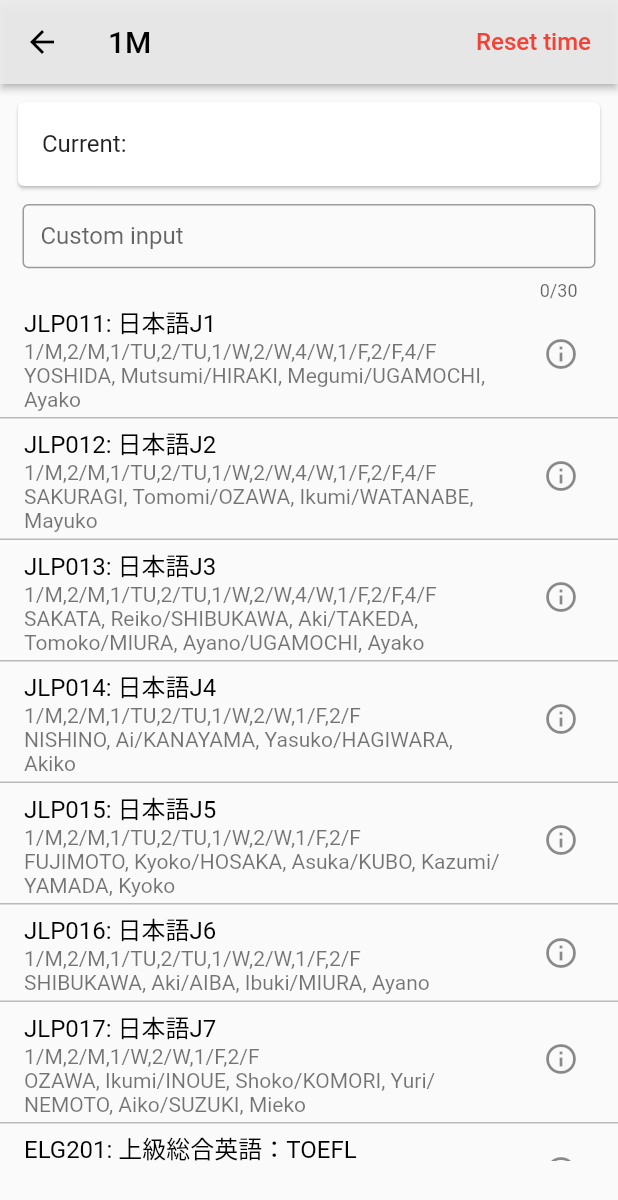
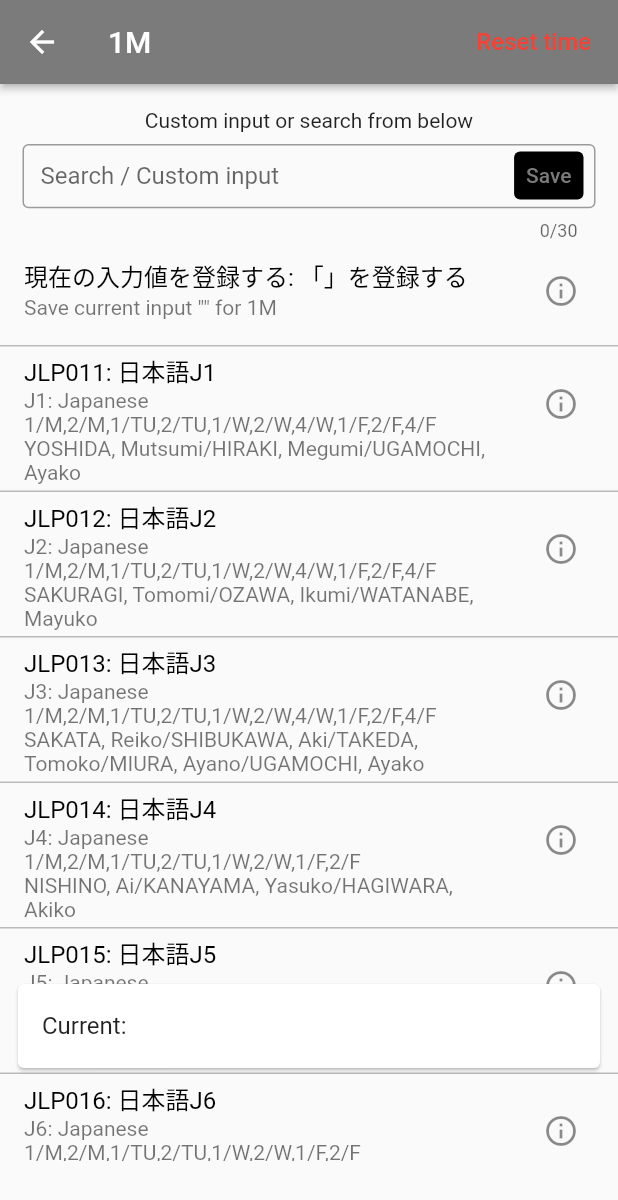
Before and after one commit to RRRGR/ICUApp, a Flutter app: the ChoosePage screen opened directly, on a phone screen of 412 x 824 dp. Shown: the top 1200 px of the screen. Run offline on Flutter 3.47's test engine with Material 2 defaults, Android fonts, the phone set to English and light mode, and no system bars; drawn by our look-alikes of google_mobile_ads; our stand-ins replace cloud_firestore, firebase_auth, firebase_core, flutter_riverpod, google_sign_in, shared_preferences; missing offline and left inert: flutter_cached_pdfview, flutter_inappwebview; accounts and stored records are empty; network calls fail.

Commit message:
Changed UI of choosePage

```diff
--- a/lib/model/constant.dart
+++ b/lib/model/constant.dart
@@ -23,6 +23,7 @@ final chosenYearProvider = StateProvider<String>((ref) => '2022');
 final chosenSeasonProvider = StateProvider<String>((ref) => 'Autumn');
 
 final inputStringProvider = StateProvider<String>((ref) => '');
+final searchBoolProvider = StateProvider<bool>((ref) => true);
 
 final cellFontSizeProvider =
     StateProvider<String>((ref) => '12'); //選択されている年度、学期、フォントサイズの保持
@@ -137,7 +138,7 @@ final TTProvider = StateNotifierProvider<TTNotifier, Map>((ref) {
 
 const MaterialColor materialWhite = MaterialColor(
   //AppBarの色
-  0xEAEAEAEA,
+  0xFF7B7B7B,
   <int, Color>{
     50: Color(0xCCCCCCCC),
     100: Color(0xCCCCCCCC),
--- a/lib/screen/choosepage.dart
+++ b/lib/screen/choosepage.dart
@@ -6,6 +6,7 @@ import 'package:icuapp/model/constant.dart';
 import 'package:icuapp/widgets/choosepage/assignedclasstext.dart';
 import 'package:icuapp/widgets/choosepage/input.dart';
 import 'package:icuapp/widgets/choosepage/showlist.dart';
+import 'dart:developer';
 
 class ChoosePage extends ConsumerStatefulWidget {
   const ChoosePage({Key? key}) : super(key: key);
@@ -29,9 +30,12 @@ class ChoosePageState extends ConsumerState<ChoosePage> {
 
   @override
   Widget build(BuildContext context) {
+    final searchBool = ref.watch(searchBoolProvider);
+    log(searchBool.toString());
     return WillPopScope(
       onWillPop: () {
         ref.read(inputStringProvider.notifier).state = "";
+        ref.read(searchBoolProvider.notifier).state = true;
         Navigator.pop(context);
         return Future.value(false);
       },
@@ -43,10 +47,39 @@ class ChoosePageState extends ConsumerState<ChoosePage> {
         ),
         body: Column(
           children: [
-            const AssignedClassText(),
+            const SizedBox(
+              height: 8.0,
+            ),
+            const Padding(
+              padding: EdgeInsets.all(8.0),
+              child: Text('Custom input or search from below'),
+            ),
+
             const NameInput(),
             //RoomInput(),
-            const ShowList(),
+            Expanded(
+              child: Stack(
+                children: [
+                  const ShowList(),
+                  (searchBool == true)
+                      ? Align(
+                          alignment: FractionalOffset.bottomCenter,
+                          child: Container(
+                              width: double.infinity,
+                              height: 130,
+                              child: Column(
+                                children: [
+                                  const AssignedClassText(),
+                                ],
+                              )),
+                        )
+                      : const SizedBox(
+                          width: 0,
+                          height: 0,
+                        )
+                ],
+              ),
+            ),
             SizedBox(
               //color: Colors.white,
               height: 50.0,
--- a/lib/widgets/choosepage/input.dart
+++ b/lib/widgets/choosepage/input.dart
@@ -10,12 +10,16 @@ class NameInput extends ConsumerWidget {
   Widget build(BuildContext context, WidgetRef ref) {
     final chosenYear = ref.watch(chosenYearProvider);
     final chosenSeason = ref.watch(chosenSeasonProvider);
+
     return SizedBox(
       height: 62,
       width: width - 30,
-      child: TextField(
+      child: Stack(
+        children: [
+          TextField(
             enabled: true,
             maxLength: 30,
+            onTap: () => {ref.read(searchBoolProvider.notifier).state = false},
             onChanged: (input) =>
                 {ref.read(inputStringProvider.notifier).state = input},
             onSubmitted: (String nameInput) {
@@ -27,8 +31,26 @@ class NameInput extends ConsumerWidget {
             obscureText: false,
             decoration: const InputDecoration(
               border: OutlineInputBorder(),
-          labelText: 'Custom input',
+              labelText: 'Search / Custom input',
             ),
+          ),
+          Container(
+            width: double.infinity,
+            child:
+                Column(crossAxisAlignment: CrossAxisAlignment.end, children: [
+              Padding(
+                  padding: const EdgeInsets.fromLTRB(10, 5, 8, 0),
+                  child: TextButton(
+                      onPressed: () {},
+                      style: TextButton.styleFrom(
+                          padding: const EdgeInsets.all(8.0),
+                          tapTargetSize: MaterialTapTargetSize.shrinkWrap,
+                          minimumSize: const Size(0, 0),
+                          backgroundColor: Colors.black),
+                      child: const Text('Save')))
+            ]),
+          )
+        ],
       ),
     );
   }
--- a/lib/widgets/choosepage/showlist.dart
+++ b/lib/widgets/choosepage/showlist.dart
@@ -14,7 +14,13 @@ class ShowList extends ConsumerWidget {
     String jsonString = await rootBundle.loadString(path);
     Map jsonData = json.decode(jsonString);
     List loadedList = jsonData[time]; //[{},{},{}]//[{},{},{}][2,1,3]
-    List resultList = [];
+    List resultList = [
+      {
+        'no': '現在の入力値を登録する',
+        'j': '「$arg」を登録する',
+        'schedule': 'Save current input "$arg" for $time'
+      }
+    ];
     for (int i = 0; i < loadedList.length; i++) {
       String combinedStr = "";
       loadedList[i].values.forEach((v) {
@@ -40,7 +46,9 @@ class ShowList extends ConsumerWidget {
       builder: (BuildContext context, AsyncSnapshot<List> snapshot) {
         if (snapshot.hasData) {
           List chosenData = snapshot.data!;
-          return Expanded(
+          return Column(
+            children: [
+              Expanded(
                 child: ListView.builder(
                   shrinkWrap: true,
                   itemCount: chosenData.length,
@@ -48,6 +56,8 @@ class ShowList extends ConsumerWidget {
                     return _items(chosenData[index], ref, context);
                   },
                 ),
+              ),
+            ],
           );
         } else {
           return const CircularProgressIndicator();
@@ -115,6 +125,7 @@ class ListTile_txt_info extends StatelessWidget {
   Widget build(BuildContext context) {
     String? courseNo = classInfo['no'];
     String? className = classInfo['j'];
+    String? classNameE = classInfo['e'];
     String schedule = classInfo['schedule'];
     String? instructor = classInfo['instructor'];
     String? deleted = classInfo['deleted'];
@@ -133,7 +144,7 @@ class ListTile_txt_info extends StatelessWidget {
           ),
           subtitle: instructor != null
               ? Text(
-                  '$schedule\n$instructor',
+                  '$classNameE\n$schedule\n$instructor',
                   style: deleted == 'true'
                       ? const TextStyle(
                           color: Colors.black54,
```
Also changed, not shown: lib/screen/timetable.dart (+8 -0 lines), lib/widgets/classinfo/showinfo.dart (+5 -5 lines). Lines whose indentation alone changed are shown as unchanged.
